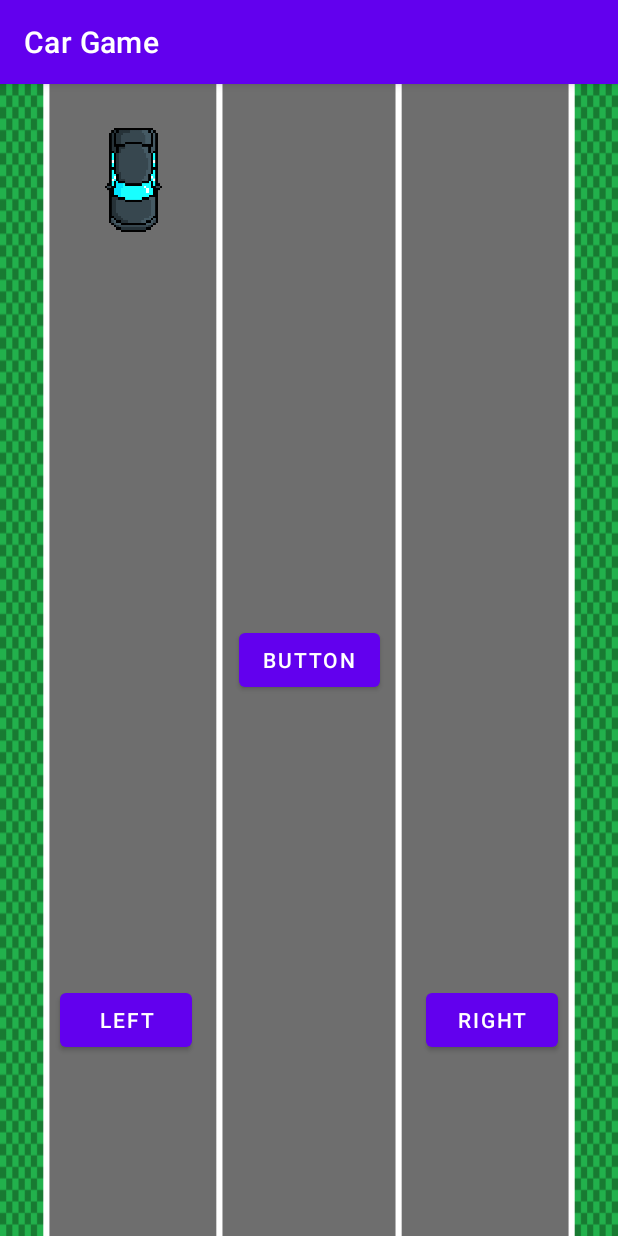
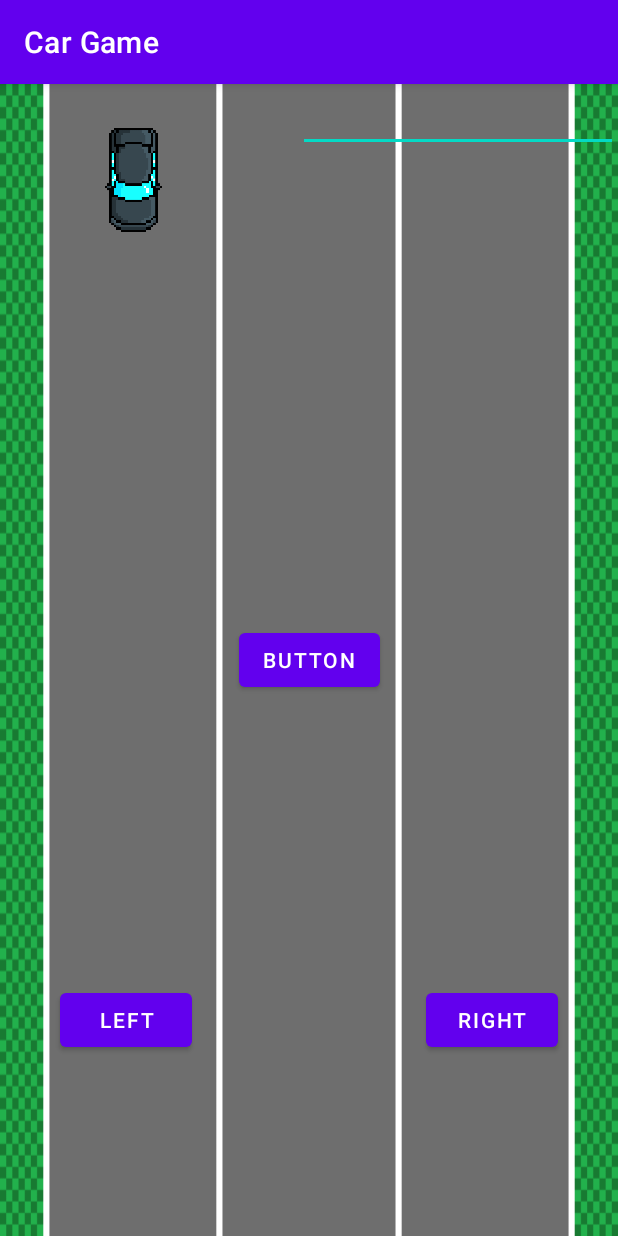
Before and after one commit to JoJoCheck/Java-Android-App, an Android app: the screen it shows after launch (MainActivity), after a tap on "BUTTON", on a phone screen of 412 x 824 dp. Run offline under Robolectric (Android 15) with nearby library versions, the phone set to English and light mode, and no system bars; 1 statement that could not run was skipped.

Commit message:
Punkte hinzugefügt

```diff
--- a/app/src/main/java/com/example/cargame/Game.java
+++ b/app/src/main/java/com/example/cargame/Game.java
@@ -1,13 +1,9 @@
 package com.example.cargame;
 
-import android.app.Activity;
-import android.view.View;
 import android.view.ViewGroup;
 import android.widget.Button;
+import android.widget.EditText;
 import android.widget.ImageView;
-import android.widget.LinearLayout;
-
-import androidx.constraintlayout.widget.ConstraintLayout;
 
 import java.util.ArrayList;
 import java.util.Random;
@@ -32,23 +28,21 @@ public class Game {
     public ViewGroup group;
     public Random random;
 
-    private Activity activity;
 
-
-    public Game(Activity activity){
+    public Game(ViewGroup group){
 
 
         lanes[0] = new ArrayList<>();
         lanes[1] = new ArrayList<>();
         lanes[2] = new ArrayList<>();
         player = new Player();
-        this.group = activity.findViewById(R.id.cl);
-        this.activity = activity;
+        this.group = group;
+        random = new Random();
+
         time = 0;
         gameSpeed = 1;
         points = 0;
         gameIsRunning = true;
-     //   group.removeView(group.findViewById(R.id.button));
 
         timer.scheduleAtFixedRate(new TimerTask() {
             @Override
@@ -61,24 +55,22 @@ public class Game {
     public void loop() {
         time++;
 
-
+        addPoint();
         moveObstaclesDown();
         carCrash();
-        if(time % 100 == 0){
+        if(time % 10 == 0){
             addObstacleRandom();
         }
-
-        updateAll();
-
     }
     public void moveObstaclesDown(){
-        for(int j = 0; j< 3; j++) {
-            for (int i = 0; i < lanes[j].size(); i++) {
-                lanes[j].get(i).setPosition(lanes[j].get(i).getPosition() + gameSpeed);
-                //Position die vorherige plus Speed setzen
-                if(lanes[j].get(i).getPosition() == 2400){
-                    removeObstacle(j, lanes[j].get(i));
-                    //Objekte wenn sie am Rand sind entfernen
+        for(int i = 0; i < 3; i++) {
+            for (int j = 0; j < lanes[i].size(); j++) {
+                lanes[i].get(j).setPosition(lanes[i].get(j).getPosition() + gameSpeed);
+
+                //Position die vorherige plus eins setzen
+                if(lanes[i].get(j).getPosition() == 2400){
+                    removeObstacle(i, lanes[i].get(j));
+                    //Objekte wenn sie am Rand sind auf null setzen
                 }
             }
         }
@@ -95,25 +87,17 @@ public class Game {
             player.moveLeft();
         } );
     }
+    public void addPoint(){
+        EditText number = group.findViewById(R.id.editTextNumber2);
+        points++;
+        number.setText(Integer.toString(points));
+    }
 
 
     public void addObstacle(int lane){
         if(lane < 0 || lane > 2){throw new RuntimeException("nicht vorhandene Lane");}
-
-        int id = View.generateViewId();
         Obstacle obst = new Obstacle();
-        obst.setId(id);
         lanes[lane].add(obst);
-
-        activity.runOnUiThread(
-                () -> {
-                    ImageView view = new ImageView(group.getContext());
-                    view.setImageResource(R.drawable.auto);
-                    view.setId(id);
-                    group.addView(view);
-                }
-        );
-
     }
     public void addObstacleRandom(){
         addObstacle(random.nextInt(3));
@@ -156,22 +140,4 @@ public class Game {
         }
         return false;
     }
-
-    public View findViewOfObstacle(Obstacle obst){
-        return group.findViewById(obst.getId());
-    }
-
-    public void updateAll(){
-
-        for(int i = 0; i < lanes.length; i++){
-            for (int j = 0; j < lanes[i].size(); i++){
-                Obstacle o = lanes[i].get(j);
-
-                findViewOfObstacle(o).setY(o.getPosition());
-
-            }
-        }
-
-    }
-
 }
--- a/app/src/main/res/layout/activity_main.xml
+++ b/app/src/main/res/layout/activity_main.xml
@@ -65,4 +65,14 @@
         app:layout_constraintBottom_toBottomOf="parent"
         app:layout_constraintStart_toStartOf="parent" />
 
+    <EditText
+        android:id="@+id/editTextNumber2"
+        android:layout_width="wrap_content"
+        android:layout_height="wrap_content"
+        android:layout_weight="1"
+        android:ems="10"
+        android:inputType="number"
+        app:layout_constraintEnd_toEndOf="parent"
+        app:layout_constraintTop_toTopOf="parent" />
+
 </androidx.constraintlayout.widget.ConstraintLayout>
```
